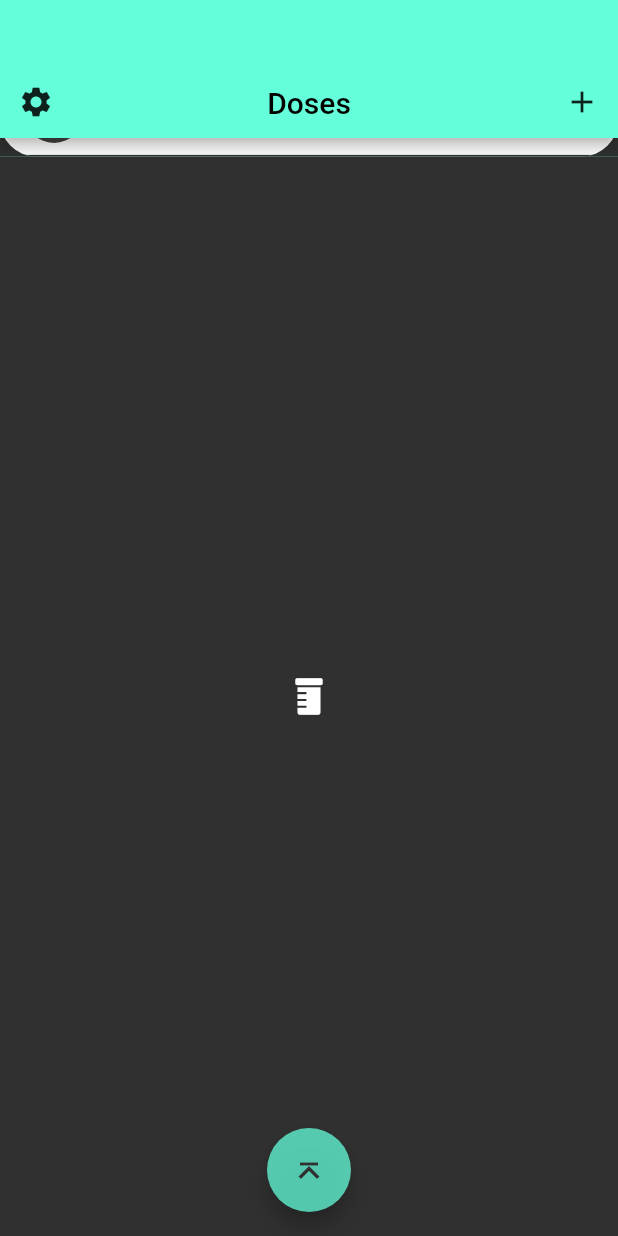
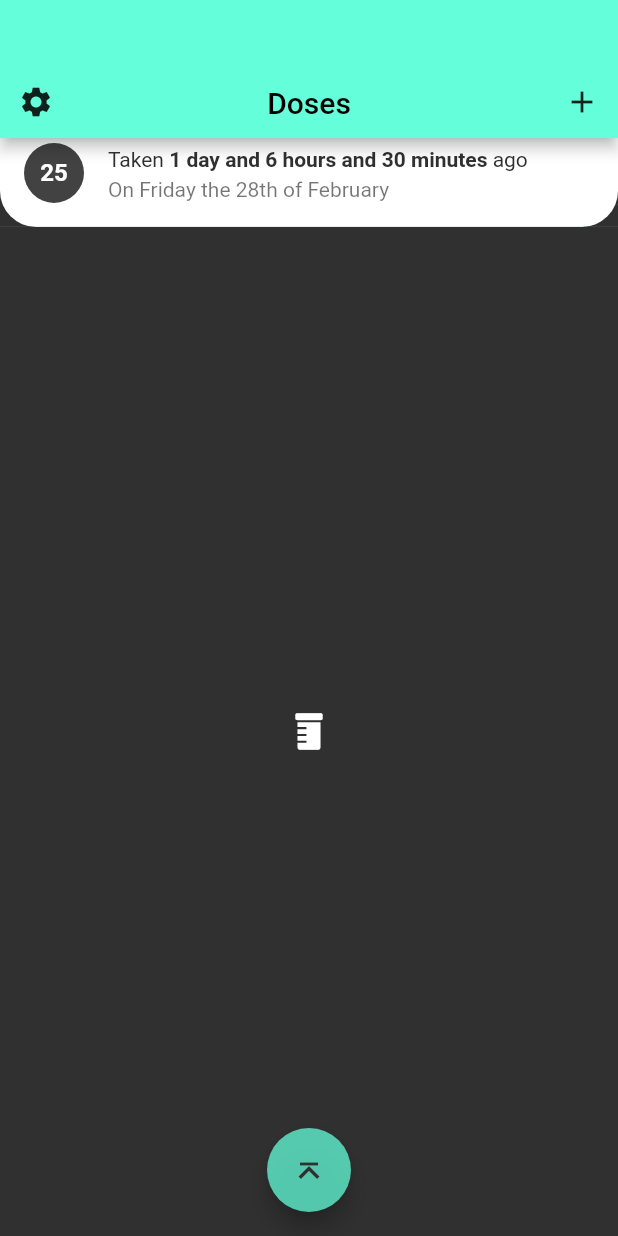
Before and after one commit to b-cancel/halfLife, a Flutter app: the screen it shows after launch, scrolled down 576 dp, on a phone screen of 412 x 824 dp. Run offline on Flutter 3.47's test engine with Material 2 defaults, Android fonts, the phone set to English and light mode, and no system bars; drawn by our look-alikes of flutter_slidable, pull_to_refresh; our stand-ins replace charts_flutter, font_awesome_flutter.

Commit message:
formatters working well... now to get the graph fully formatted

```diff
--- a/half_life/lib/main.dart
+++ b/half_life/lib/main.dart
@@ -1,13 +1,10 @@
-//dart
-import 'dart:math' as math;
-
 //flutter
 import 'package:flutter/material.dart';
 
 //plugins
 import 'package:font_awesome_flutter/font_awesome_flutter.dart';
 import 'package:flutter_slidable/flutter_slidable.dart';
-import 'package:half_life/items.dart';
+import 'package:half_life/shared/doseTile/tile.dart';
 import 'package:half_life/shared/scrollToTop.dart';
 import 'package:half_life/shared/tileDivider.dart';
 import 'package:half_life/utils/durationFormat.dart';
@@ -188,7 +185,7 @@ class _MyHomePageState extends State<MyHomePage> {
 
   @override
   Widget build(BuildContext context) {
-    Color softHeader = Color(0xFF64ffda);
+    Color softHeaderColor = Color(0xFF64ffda);
 
     //grab heights and all
     double statusBarHeight = MediaQuery.of(context).padding.top;
@@ -198,7 +195,7 @@ class _MyHomePageState extends State<MyHomePage> {
 
     //build
     return Scaffold(
-      backgroundColor: softHeader,
+      backgroundColor: softHeaderColor,
       body: Stack(
         children: <Widget>[
           SmartRefresher(
@@ -209,7 +206,7 @@ class _MyHomePageState extends State<MyHomePage> {
             enablePullDown: true,
             header: WaterDropMaterialHeader(
               offset: bigSmall[0],
-              color: softHeader,
+              color: softHeaderColor,
               backgroundColor: Colors.black,
             ),
             controller: _refreshController,
@@ -219,7 +216,7 @@ class _MyHomePageState extends State<MyHomePage> {
               controller: scrollController,
               slivers: <Widget>[
                 SliverAppBar(
-                  backgroundColor: softHeader,
+                  backgroundColor: softHeaderColor,
                   //the top title (is basically the bottom AppBar)
                   //NOTE: leading to left of title
                   //NOTE: title in middle
@@ -331,126 +328,15 @@ class _MyHomePageState extends State<MyHomePage> {
                 SliverAnimatedList(
                   initialItemCount: doses.length,
                   itemBuilder: (BuildContext context, int index, anim) {
-                    bool isEven = index % 2 == 0;
-                    bool isFirst = index == 0;
-                    bool isLast = index == doses.length - 1;
                     DateTime timeTaken = doses[index].timeStamp;
-                    return Slidable(
-                      actionPane: SlidableDrawerActionPane(),
-                      actionExtentRatio: 0.25,
-                      actions: <Widget>[
-                        IconSlideAction(
-                            caption: 'Archive',
-                            color: Colors.blue,
-                            icon: Icons.archive,
-                            onTap: () {
-                              print("more");
-                            }),
-                        IconSlideAction(
-                            caption: 'Share',
-                            color: Colors.indigo,
-                            icon: Icons.share,
-                            onTap: () {
-                              print("more");
-                            }),
-                      ],
-                      secondaryActions: <Widget>[
-                        IconSlideAction(
-                            caption: 'More',
-                            color: Colors.black45,
-                            icon: Icons.more_horiz,
-                            onTap: () {
-                              print("more");
-                            }),
-                        IconSlideAction(
-                            caption: 'Delete',
-                            color: Colors.red,
-                            icon: Icons.delete,
-                            onTap: () {
-                              print("delete");
-                            }),
-                      ],
-                      child: Stack(
-                        children: <Widget>[
-                          Positioned.fill(
-                            child: Container(
-                              color: isLast
-                                  ? ThemeData.dark().scaffoldBackgroundColor
-                                  : softHeader,
-                            ),
-                          ),
-                          ClipRRect(
-                            borderRadius: BorderRadius.only(
-                              topLeft: Radius.circular(isFirst ? 24 : 0),
-                              topRight: Radius.circular(isFirst ? 24 : 0),
-                              bottomLeft: Radius.circular(isLast ? 24 : 0),
-                              bottomRight: Radius.circular(isLast ? 24 : 0),
-                            ),
-                            child: Container(
-                              color: Colors.white,
-                              child: Column(
-                                children: <Widget>[
-                                  ListTile(
-                                    leading: CircleAvatar(
-                                      backgroundColor: isEven
-                                          ? ThemeData.dark().cardColor
-                                          : ThemeData.dark().primaryColorLight,
-                                      child: Text(
-                                        doses[index].value.round().toString(),
-                                        style: TextStyle(
-                                          fontWeight: FontWeight.bold,
-                                        ),
-                                      ),
-                                      foregroundColor: Colors.white,
-                                    ),
-                                    title: RichText(
-                                      text: TextSpan(
-                                        style: TextStyle(
-                                          color: ThemeData.dark()
-                                              .scaffoldBackgroundColor,
-                                        ),
-                                        children: [
-                                          TextSpan(
-                                            text: "Taken ",
-                                          ),
-                                          TextSpan(
-                                            text: DurationFormat.format(
-                                              lastDateTime.value
-                                                  .difference(timeTaken),
-                                              //settings
-                                              len: 2,
-                                              spaceBetween: true,
-                                              //no big quants
-                                              showYears: false,
-                                              showMonths: false,
-                                              showWeeks: false,
-                                              //yes medium quants
-                                              showDays: true,
-                                              showHours: true,
-                                              showMinutes: true,
-                                              //no little quants
-                                              showSeconds: false,
-                                              showMilliseconds: false,
-                                              showMicroseconds: false,
-                                            ),
-                                            style: TextStyle(
-                                              fontWeight: FontWeight.bold,
-                                            ),
-                                          ),
-                                          TextSpan(
-                                            text: " ago",
-                                          )
-                                        ],
-                                      ),
-                                    ),
-                                  ),
-                                  ListTileDivider(),
-                                ],
-                              ),
-                            ),
-                          ),
-                        ],
-                      ),
+                    return DoseTile(
+                      isFirst: index == 0,
+                      isLast: index == doses.length - 1,
+                      isEven: index % 2 == 0,
+                      softHeaderColor: softHeaderColor,
+                      dose: doses[index].value,
+                      timeTaken: timeTaken,
+                      timeSinceTaken: lastDateTime.value.difference(timeTaken),
                     );
                   },
                 ),
@@ -475,7 +361,7 @@ class _MyHomePageState extends State<MyHomePage> {
           ),
           ScrollToTopButton(
             onTop: onTop,
-            color: softHeader,
+            color: softHeaderColor,
             scrollController: scrollController,
           ),
         ],
--- /dev/null
+++ b/half_life/lib/shared/doseTile/tile.dart
@@ -0,0 +1,160 @@
+import 'package:flutter/material.dart';
+import 'package:flutter_slidable/flutter_slidable.dart';
+import 'package:half_life/shared/tileDivider.dart';
+import 'package:half_life/struct/doses.dart';
+import 'package:half_life/utils/dateTimeFormat.dart';
+import 'package:half_life/utils/durationFormat.dart';
+
+class DoseTile extends StatelessWidget {
+  const DoseTile({
+    Key key,
+    //relative to entire list
+    @required this.isFirst,
+    @required this.isLast,
+    @required this.isEven,
+    //color
+    @required this.softHeaderColor,
+    //values
+    @required this.dose,
+    @required this.timeTaken,
+    @required this.timeSinceTaken,
+  }) : super(key: key);
+
+  final bool isFirst;
+  final bool isLast;
+  final bool isEven;
+  final Color softHeaderColor;
+
+
+  final double dose;
+  final DateTime timeTaken;
+  final Duration timeSinceTaken;
+
+  @override
+  Widget build(BuildContext context) {
+    return Slidable(
+      actionPane: SlidableDrawerActionPane(),
+      actionExtentRatio: 0.25,
+      actions: <Widget>[
+        IconSlideAction(
+            caption: 'Archive',
+            color: Colors.blue,
+            icon: Icons.archive,
+            onTap: () {
+              print("more");
+            }),
+        IconSlideAction(
+            caption: 'Share',
+            color: Colors.indigo,
+            icon: Icons.share,
+            onTap: () {
+              print("more");
+            }),
+      ],
+      secondaryActions: <Widget>[
+        IconSlideAction(
+            caption: 'More',
+            color: Colors.black45,
+            icon: Icons.more_horiz,
+            onTap: () {
+              print("more");
+            }),
+        IconSlideAction(
+            caption: 'Delete',
+            color: Colors.red,
+            icon: Icons.delete,
+            onTap: () {
+              print("delete");
+            }),
+      ],
+      child: Stack(
+        children: <Widget>[
+          Positioned.fill(
+            child: Container(
+              color: isLast
+                  ? ThemeData.dark().scaffoldBackgroundColor
+                  : softHeaderColor,
+            ),
+          ),
+          ClipRRect(
+            borderRadius: BorderRadius.only(
+              topLeft: Radius.circular(isFirst ? 24 : 0),
+              topRight: Radius.circular(isFirst ? 24 : 0),
+              bottomLeft: Radius.circular(isLast ? 24 : 0),
+              bottomRight: Radius.circular(isLast ? 24 : 0),
+            ),
+            child: Container(
+              color: Colors.white,
+              child: Column(
+                children: <Widget>[
+                  ListTile(
+                    leading: CircleAvatar(
+                      backgroundColor: isEven
+                          ? ThemeData.dark().cardColor
+                          : ThemeData.dark().primaryColorLight,
+                      child: Text(
+                        dose.round().toString(),
+                        style: TextStyle(
+                          fontWeight: FontWeight.bold,
+                        ),
+                      ),
+                      foregroundColor: Colors.white,
+                    ),
+                    title: RichText(
+                      text: TextSpan(
+                        style: TextStyle(
+                          color: ThemeData.dark()
+                              .scaffoldBackgroundColor,
+                        ),
+                        children: [
+                          TextSpan(
+                            text: "Taken ",
+                          ),
+                          TextSpan(
+                            text: DurationFormat.format(
+                              timeSinceTaken,
+                              //settings
+                              len: 2,
+                              spaceBetween: true,
+                              //no big quants
+                              showYears: false,
+                              showMonths: false,
+                              showWeeks: false,
+                              //yes medium quants
+                              showDays: true,
+                              showHours: true,
+                              showMinutes: true,
+                              //no little quants
+                              showSeconds: false,
+                              showMilliseconds: false,
+                              showMicroseconds: false,
+                            ),
+                            style: TextStyle(
+                              fontWeight: FontWeight.bold,
+                            ),
+                          ),
+                          TextSpan(
+                            text: " ago",
+                          )
+                        ],
+                      ),
+                    ),
+                    subtitle: Text(
+                      "On " + DateTimeFormat.format(
+                        timeTaken,
+                      ),
+                    )
+                  ),
+                  Visibility(
+                    visible: isLast == false,
+                    child: ListTileDivider(),
+                  ),
+                ],
+              ),
+            ),
+          ),
+        ],
+      ),
+    );
+  }
+}
--- /dev/null
+++ b/half_life/lib/utils/dateTimeFormat.dart
@@ -0,0 +1,42 @@
+class DateTimeFormat{
+  static Map<int,String> weekDayToString = {
+    1: "Monday",
+    2: "Tuesday",
+    3: "Wednesday",
+    4: "Thursday",
+    5: "Friday",
+    6: "Saturday",
+    7: "Sunday",
+  };
+
+  static Map<int,String> monthToString = {
+    1: "January",
+    2: "February",
+    3: "March",
+    4: "April",
+    5: "May",
+    6: "June",
+    7: "July",
+    8: "August",
+    9: "September",
+    10: "October",
+    11: "November",
+    12: "December",
+  };
+
+  static String daySuffix(int day){
+    if(day == 1 || day == 21 || day == 31) return "st";
+    else if(day == 2 || day == 22 || day == 32) return "nd";
+    else if (day == 3 || day == 23 || day == 33) return "rd";
+    else return "th";
+  }
+
+  //monday the 1st of december 2020
+  static String format(DateTime dateTime){
+    String weekStr = weekDayToString[dateTime.weekday];
+    String dayStr = dateTime.day.toString();
+    dayStr += daySuffix(dateTime.day);
+    String monthStr = monthToString[dateTime.month];
+    return weekStr + " the " + dayStr + " of " + monthStr;
+  }
+}
```
Also changed, not shown: half_life/lib/items.dart (deleted, +0 -132 lines).
